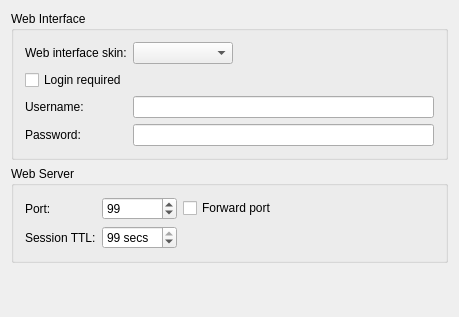
First picture: the form in plugins/webinterface/webinterfaceprefwidget.ui, repository KDE/ktorrent, before the edit.
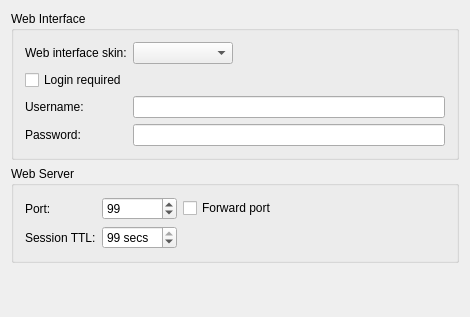
Second picture: the form after the edit.

Patch:
```diff
--- a/plugins/webinterface/webinterfaceprefwidget.ui
+++ b/plugins/webinterface/webinterfaceprefwidget.ui
@@ -6,7 +6,7 @@
    <rect>
     <x>0</x>
     <y>0</y>
-    <width>459</width>
+    <width>470</width>
     <height>317</height>
    </rect>
   </property>
```
Left out of the diff: 16 changed lines with no effect on the pictures.
